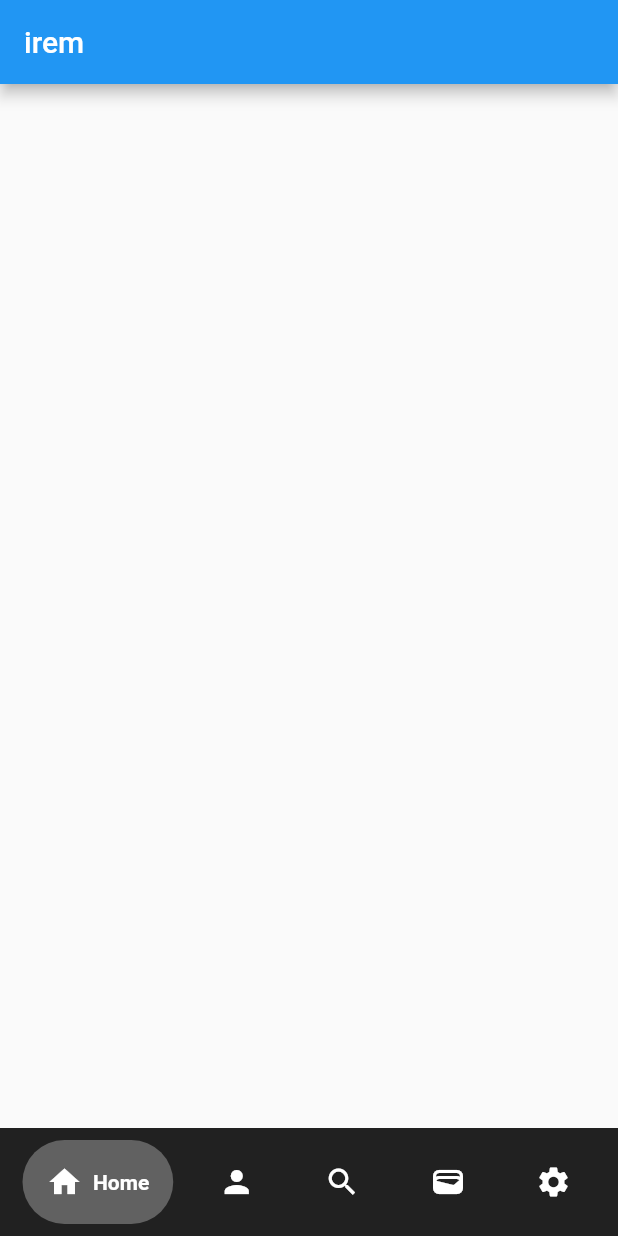
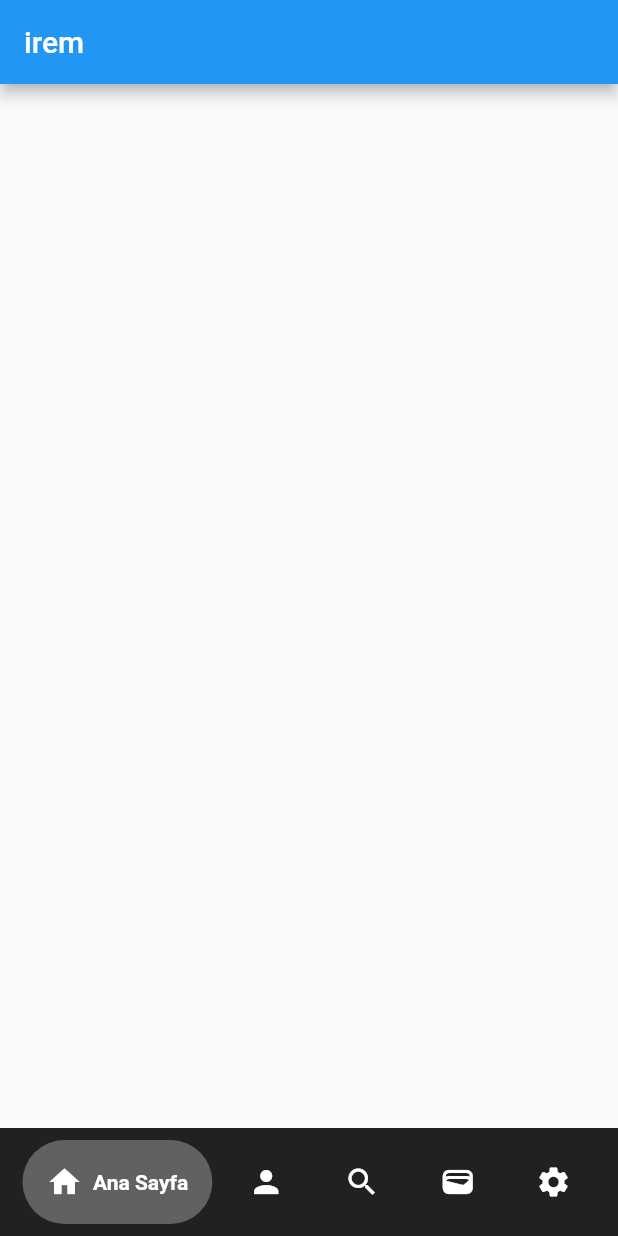
Before and after one commit to iremsila/meUp_Wallet, a Flutter app: the screen it shows after launch, on a phone screen of 412 x 824 dp. Run offline on Flutter 3.47's test engine with Material 2 defaults, Android fonts, the phone set to English and light mode, and no system bars; drawn by our look-alikes of google_nav_bar; our stand-ins replace lottie.

Commit message:
Ayarlar sayfası güncel versiyon

```diff
--- a/lib/Screens/MainPage.dart
+++ b/lib/Screens/MainPage.dart
@@ -48,11 +48,11 @@ class _MainPageState extends State<MainPage> {
             },
             padding: EdgeInsets.all(16),
             tabs: const [
-              GButton(icon: Icons.home, text: 'Home'),
-              GButton(icon: Icons.person, text: 'Profile'),
-              GButton(icon: Icons.search, text: 'Search'),
-              GButton(icon: Icons.wallet, text: 'Wallet'),
-              GButton(icon: Icons.settings, text: 'Settings'),
+              GButton(icon: Icons.home, text: 'Ana Sayfa'),
+              GButton(icon: Icons.person, text: 'Profil'),
+              GButton(icon: Icons.search, text: 'Arama'),
+              GButton(icon: Icons.wallet, text: 'Cüzdan'),
+              GButton(icon: Icons.settings, text: 'Ayarlar'),
             ],
           ),
         ),
```
Also changed, not shown: lib/Screens/Settings.dart (+29 -2 lines), lib/SettingsDetail/Aglar.dart (added, +15 -0 lines), lib/SettingsDetail/Hakkinda.dart (added, +15 -0 lines), lib/SettingsDetail/Satınal.dart (added, +15 -0 lines), lib/SettingsDetail/gelismis.dart (added, +15 -0 lines), lib/SettingsDetail/güvenlikvegizlilik.dart (added, +15 -0 lines), lib/SettingsDetail/kisiler.dart (added, +15 -0 lines).
